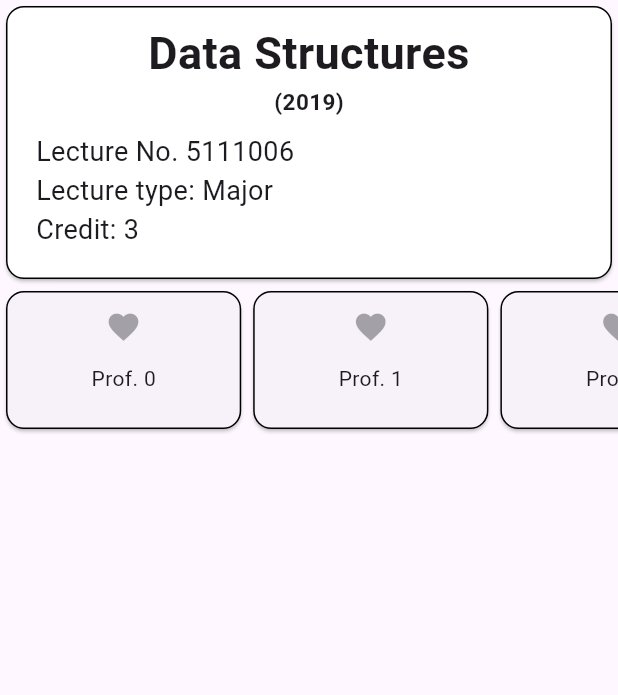
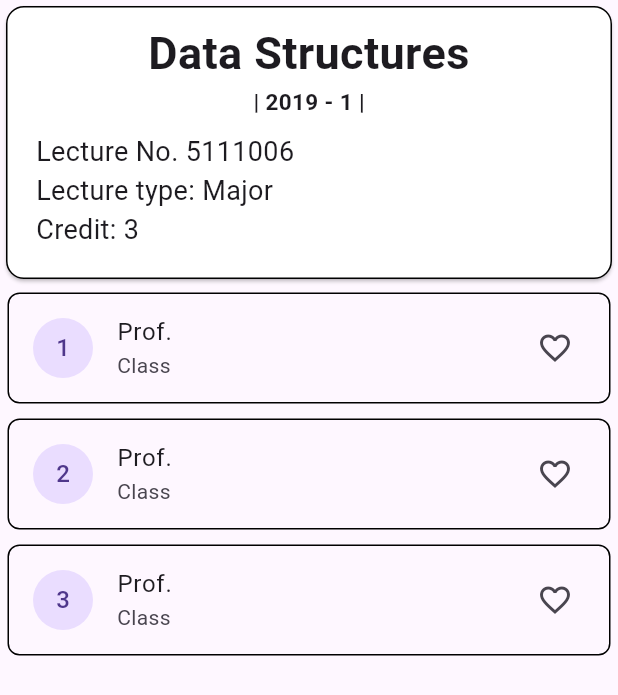
Before and after one commit to dustmqdyd/act1, a Flutter app: the LecturePage screen opened directly with sample values from the repository, on a phone screen of 412 x 824 dp. Shown: the top 695 px of the screen. Run offline on Flutter 3.47's test engine with Material 2 defaults, Android fonts, the phone set to English and light mode, and no system bars.

Commit message:
Change some directory

```diff
--- a/lib/lecture_sample.dart
+++ b/lib/lecture_sample.dart
@@ -1,4 +1,4 @@
-import 'package:mysample/lecture_model.dart';
+import 'package:mysample/model/lecture_model.dart';
 
 List<LectureModel> sample = [
   // Sample lecture models
--- a/lib/list_filter.dart
+++ b/lib/list_filter.dart
@@ -1,5 +1,5 @@
-import 'lecture_model.dart';
-import 'lecture_sample.dart';
+import 'package:mysample/model/lecture_model.dart';
+import 'package:mysample/lecture_sample.dart';
 
 (List<LectureModel>, int) filter(LectureModel startPoint) {
   List<LectureModel> filtered = [];
@@ -33,9 +33,5 @@ import 'lecture_sample.dart';
     }
   }
 
-  for (var elem in filtered) {
-    print(elem.lectureNumber);
-  }
-
   return (filtered, initialPage);
 }
--- a/lib/main.dart
+++ b/lib/main.dart
@@ -1,6 +1,6 @@
 import 'package:flutter/material.dart';
 
-import 'package:mysample/search.dart';
+import 'package:mysample/pages/search.dart';
 void main() {
   runApp(const MyApp());
 }
--- a/lib/lecture_info.dart
+++ b/lib/pages/lecture/lecture_info.dart
@@ -1,6 +1,6 @@
 import 'package:flutter/material.dart';
 
-import 'package:mysample/lecture_model.dart';
+import 'package:mysample/model/lecture_model.dart';
 
 class LectureInfo extends StatefulWidget {
   const LectureInfo(this.lecture, {super.key});
@@ -40,7 +40,7 @@ class _LectureInfoState extends State<LectureInfo> {
                   maxLines: 2,
                 ),
                 Text(
-                  '(${widget.lecture.year.toString()})',
+                  '| ${widget.lecture.year.toString()} - ${widget.lecture.semester.toString()} |',
                   style: const TextStyle(
                     fontSize: 15.0,
                     fontWeight: FontWeight.bold,
@@ -106,28 +106,24 @@ class _LectureInfoState extends State<LectureInfo> {
             ),
           ),
         ),
-        SizedBox(
-          height: 100,
-          width: double.infinity,
+        Expanded(
           child: ListView.builder(
-            scrollDirection: Axis.horizontal,
-            itemBuilder: (context, index) => SizedBox(
-              width: MediaQuery.of(context).size.width / 2.5,
-              child: Card(
+            itemBuilder: (context, index) => Padding(
+              padding: const EdgeInsets.all(5.0),
+              child: ListTile(
+                leading: CircleAvatar(
+                  child: Text(
+                    (index + 1).toString(),
+                  ),
+                ),
+                title: const Text('Prof. '),
+                subtitle: const Text('Class '),
+                trailing: const Icon(Icons.favorite_border),
                 shape: RoundedRectangleBorder(
                   side: const BorderSide(
                     color: Colors.black,
                   ),
-                  borderRadius: BorderRadius.circular(12.0),
-                ),
-                child: Column(
-                  children: [
-                    const IconButton(
-                      onPressed: null,
-                      icon: Icon(Icons.favorite),
-                    ),
-                    Text('Prof. $index'),
-                  ],
+                  borderRadius: BorderRadius.circular(8.0),
                 ),
               ),
             ),
--- a/lib/lecture_page.dart
+++ b/lib/pages/lecture/lecture_page.dart
@@ -1,7 +1,7 @@
 import 'package:flutter/material.dart';
 
-import 'package:mysample/lecture_info.dart';
-import 'package:mysample/lecture_model.dart';
+import 'package:mysample/pages/lecture/lecture_info.dart';
+import 'package:mysample/model/lecture_model.dart';
 import 'package:mysample/list_filter.dart';
 
 class LecturePage extends StatefulWidget {
--- a/lib/search.dart
+++ b/lib/pages/search.dart
@@ -1,7 +1,7 @@
 import 'package:flutter/material.dart';
 
-import 'package:mysample/lecture_model.dart';
-import 'package:mysample/lecture_page.dart';
+import 'package:mysample/model/lecture_model.dart';
+import 'package:mysample/pages/lecture/lecture_page.dart';
 import 'package:mysample/lecture_sample.dart';
 
 class SearchPage extends StatefulWidget {
```
Also changed, not shown: lib/model/lecture_model.dart (renamed from lib/lecture_model.dart), lib/pages/table.dart (added).
